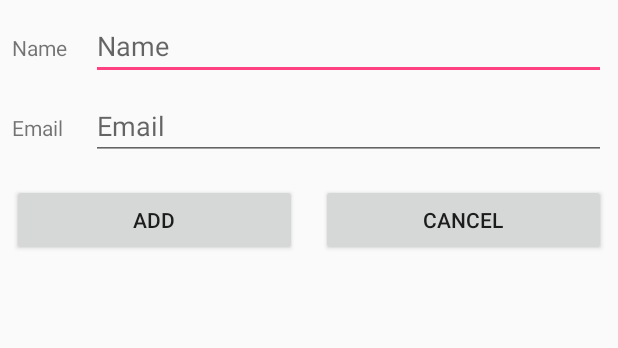
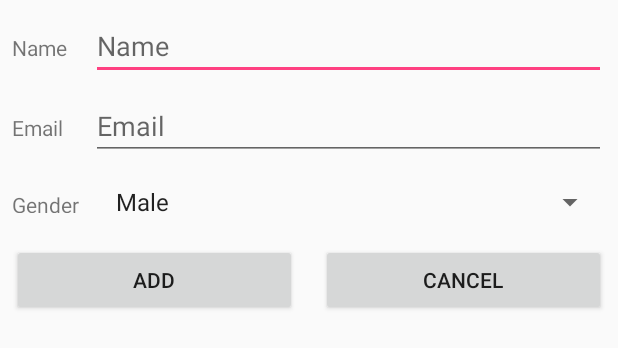
Before and after one commit to MahmoudAbdelFatah/wasla, an Android app: the layout activity_add_contact_dialog.xml on its own in the app's theme, with its tools: preview values and no code run, on a phone screen of 412 x 824 dp. Shown: the top 348 px of the screen. Run offline under Robolectric (Android 15) with nearby library versions, the phone set to English and light mode, and no system bars.

Commit message:
add gender,delete while long pressing

```diff
--- a/app/src/main/res/layout/activity_add_contact_dialog.xml
+++ b/app/src/main/res/layout/activity_add_contact_dialog.xml
@@ -4,6 +4,16 @@
     android:layout_width="match_parent"
     android:layout_height="wrap_content"
     android:orientation="vertical">
+
+    <TextView
+        android:id="@+id/textView3"
+        android:layout_width="45dp"
+        android:layout_height="15dp"
+        android:layout_marginStart="8dp"
+        android:layout_marginTop="32dp"
+        android:text="Gender"
+        app:layout_constraintStart_toStartOf="parent"
+        app:layout_constraintTop_toBottomOf="@+id/textView" />
 
     <TextView
         android:id="@+id/textView2"
@@ -62,13 +72,16 @@
         android:layout_width="0dp"
         android:layout_height="wrap_content"
 
+        android:layout_marginBottom="16dp"
         android:layout_marginEnd="8dp"
         android:layout_marginStart="8dp"
         android:layout_marginTop="16dp"
         android:text="Add"
+        app:layout_constraintBottom_toBottomOf="parent"
         app:layout_constraintEnd_toEndOf="@+id/space"
+        app:layout_constraintHorizontal_bias="0.0"
         app:layout_constraintStart_toStartOf="parent"
-        app:layout_constraintTop_toBottomOf="@+id/email" />
+        app:layout_constraintTop_toBottomOf="@+id/spinner_gender" />
 
     <Space
         android:id="@+id/space"
@@ -85,16 +98,30 @@
         android:layout_width="0dp"
         android:layout_height="wrap_content"
 
-        android:layout_marginBottom="8dp"
-
+        android:layout_marginBottom="16dp"
         android:layout_marginEnd="8dp"
         android:layout_marginStart="8dp"
         android:layout_marginTop="16dp"
         android:text="Cancel"
         app:layout_constraintBottom_toBottomOf="parent"
         app:layout_constraintEnd_toEndOf="parent"
+        app:layout_constraintHorizontal_bias="0.529"
         app:layout_constraintStart_toEndOf="@+id/space"
+        app:layout_constraintTop_toBottomOf="@+id/spinner_gender" />
+
+    <Spinner
+        android:id="@+id/spinner_gender"
+        android:layout_width="0dp"
+        android:layout_height="wrap_content"
+        android:layout_marginEnd="8dp"
+        android:layout_marginStart="16dp"
+        android:layout_marginTop="16dp"
+        app:layout_constraintEnd_toEndOf="parent"
+        app:layout_constraintHorizontal_bias="0.0"
+        app:layout_constraintStart_toEndOf="@+id/textView3"
         app:layout_constraintTop_toBottomOf="@+id/email"
-        app:layout_constraintVertical_bias="1.0" />
+        android:entries="@array/genders"
+        android:layout_marginRight="8dp"
+        android:layout_marginLeft="16dp" />
 
 </android.support.constraint.ConstraintLayout>
--- /dev/null
+++ b/app/src/main/res/menu/context_list.xml
@@ -0,0 +1,6 @@
+<?xml version="1.0" encoding="utf-8"?>
+<menu xmlns:android="http://schemas.android.com/apk/res/android">
+    <item android:id="@+id/edit"
+        android:icon="@android:drawable/ic_menu_edit"
+        android:title="@string/menu_delete" />
+</menu>
--- a/app/src/main/res/values/strings.xml
+++ b/app/src/main/res/values/strings.xml
@@ -4,4 +4,9 @@
     <string name="instructor_photo">photo of the constructor</string>
     <string name="share_image">share the email on facebook</string>
     <string name="prompt_email">Email</string>
+    <string name="menu_delete">Delete</string>
+    <string-array name="genders">
+        <item>Male</item>
+        <item>Female</item>
+    </string-array>
 </resources>
```
Also changed, not shown: app/src/main/java/com/example/wasla/adapter/InstructorAdapter.java (+11 -1 lines), app/src/main/java/com/example/wasla/model/Instructor.java (+12 -1 lines), app/src/main/java/com/example/wasla/model/OnlineDataBase.java (+18 -14 lines), app/src/main/java/com/example/wasla/view/AddContactDialog.java (+12 -2 lines), app/src/main/java/com/example/wasla/view/ContactsActivity.java (+33 -0 lines), app/src/main/res/drawable/female.png (added), app/src/main/res/drawable/male.png (added), app/src/main/res/drawable/wide_dynamic_range.jpg (deleted).
